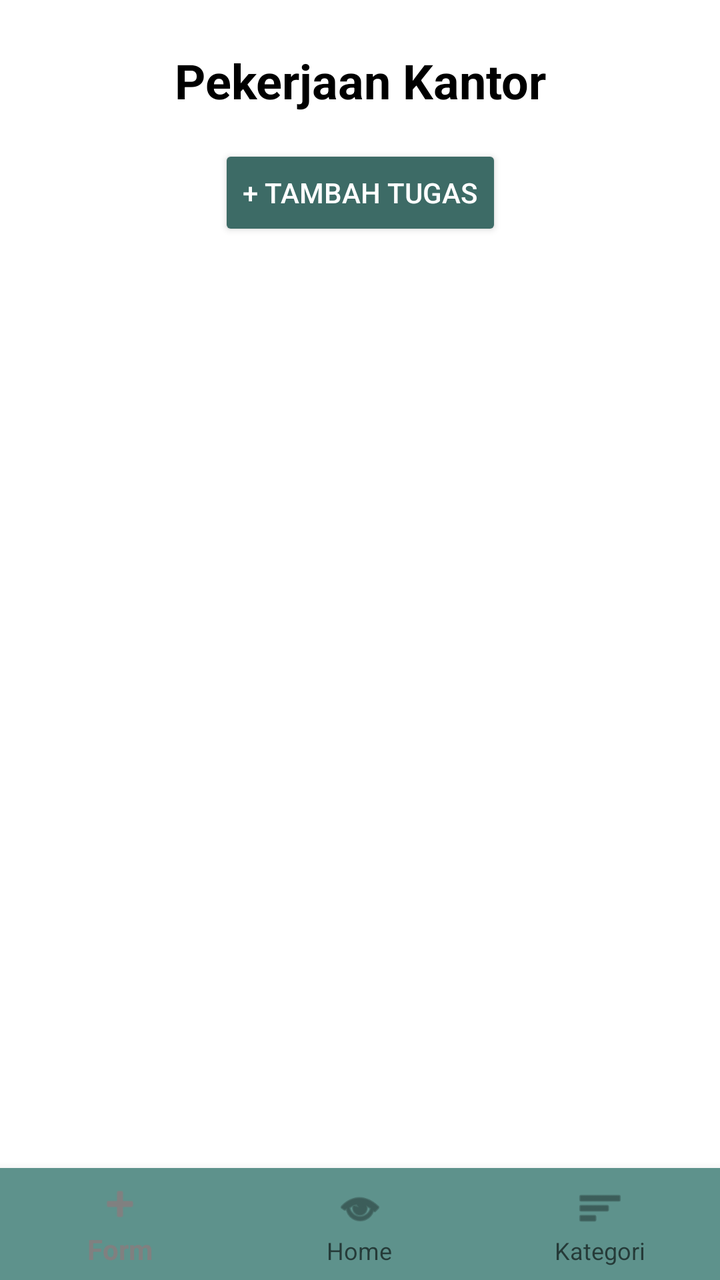
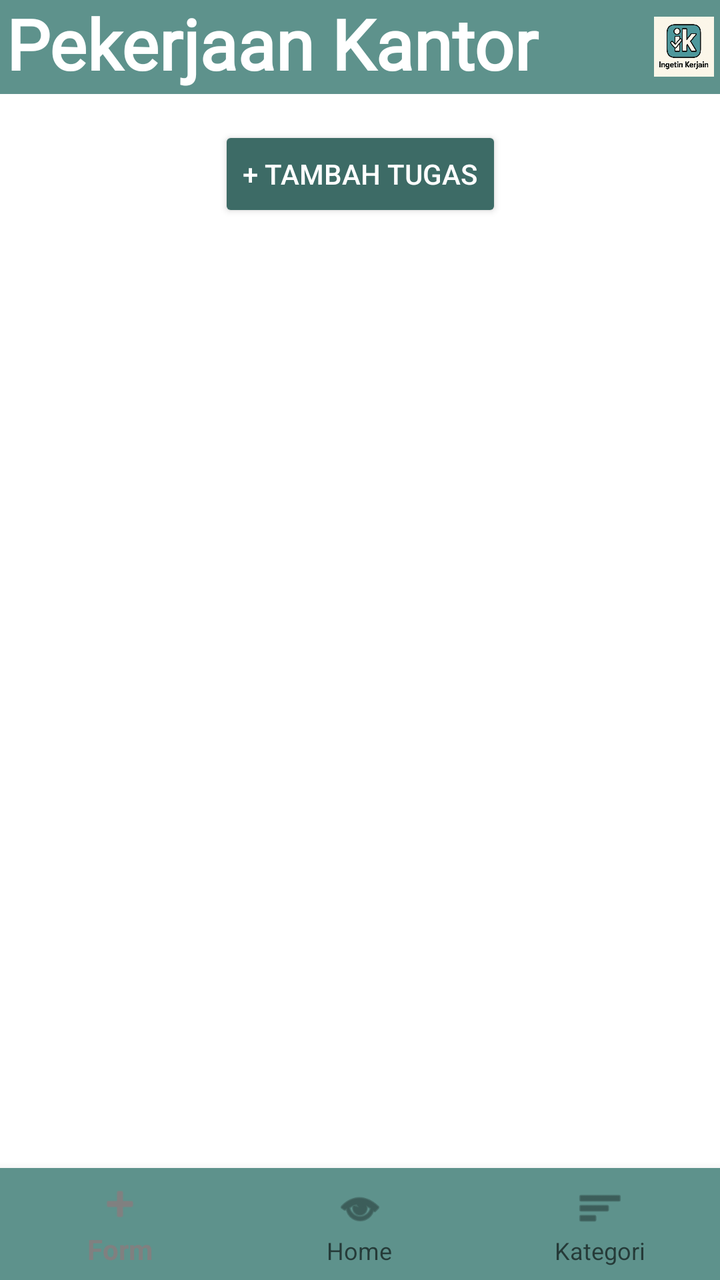

Before-and-after screenshots of an Android layout around one commit, followed by the original layout XML and the change that was made.
<!-- AndroidManifest.xml: application theme Theme.Tugas3kelompok -->
<!-- res/layout/activity_kantor.xml -->
<?xml version="1.0" encoding="utf-8"?>
<androidx.constraintlayout.widget.ConstraintLayout
    xmlns:android="http://schemas.android.com/apk/res/android"
    xmlns:app="http://schemas.android.com/apk/res-auto"
    android:layout_width="match_parent"
    android:layout_height="match_parent"
    android:background="@color/white">

    <TextView
        android:id="@+id/tvTitleKantor"
        android:layout_width="wrap_content"
        android:layout_height="wrap_content"
        android:text="Pekerjaan Kantor"
        android:textSize="24sp"
        android:textStyle="bold"
        android:textColor="@color/black"
        app:layout_constraintTop_toTopOf="parent"
        app:layout_constraintStart_toStartOf="parent"
        app:layout_constraintEnd_toEndOf="parent"
        android:layout_marginTop="24dp" />

    <Button
        android:id="@+id/btnAddTask"
        android:layout_width="wrap_content"
        android:layout_height="wrap_content"
        android:text="+ Tambah Tugas"
        android:textColor="@color/white"
        android:backgroundTint="#3D6B66"
        android:padding="12dp"
        android:layout_marginTop="16dp"
        app:layout_constraintTop_toBottomOf="@id/tvTitleKantor"
        app:layout_constraintStart_toStartOf="parent"
        app:layout_constraintEnd_toEndOf="parent" />

    <ListView
        android:id="@+id/taskListView"
        android:layout_width="0dp"
        android:layout_height="0dp"
        android:layout_marginTop="16dp"
        android:layout_marginStart="16dp"
        android:layout_marginEnd="16dp"
        android:layout_marginBottom="80dp"
        android:divider="@android:color/transparent"
        android:dividerHeight="8dp"
        app:layout_constraintTop_toBottomOf="@id/btnAddTask"
        app:layout_constraintStart_toStartOf="parent"
        app:layout_constraintEnd_toEndOf="parent"
        app:layout_constraintBottom_toTopOf="@id/bottomNav" />

    <com.google.android.material.bottomnavigation.BottomNavigationView
        android:id="@+id/bottomNav"
        android:layout_width="match_parent"
        android:layout_height="wrap_content"
        android:background="#5e928c"
        app:menu="@menu/bottom_nav_menu"
        app:layout_constraintBottom_toBottomOf="parent"
        app:layout_constraintStart_toStartOf="parent"
        app:layout_constraintEnd_toEndOf="parent" />

</androidx.constraintlayout.widget.ConstraintLayout>
<!-- resources referenced by this layout -->
<resources>
  <color name="black">#000000</color>
  <color name="white">#FFFFFF</color>
  <style name="Theme.Tugas3kelompok" parent="Theme.AppCompat.Light.NoActionBar">
          <item name="colorPrimary">#808080</item>
          <item name="colorPrimaryDark">#808080</item>
          <item name="colorAccent">#808080</item>
          <item name="android:windowLightStatusBar">true</item>
          <item name="android:statusBarColor">#808080</item>
      </style>
</resources>

<!-- the commit's change to res/layout/activity_kantor.xml (unified diff, before → after) -->
@@ -6,18 +6,38 @@
     android:layout_height="match_parent"
     android:background="@color/white">
 
-    <TextView
-        android:id="@+id/tvTitleKantor"
-        android:layout_width="wrap_content"
+    <LinearLayout
+        android:id="@+id/navbar"
+        android:layout_width="match_parent"
         android:layout_height="wrap_content"
-        android:text="Pekerjaan Kantor"
-        android:textSize="24sp"
-        android:textStyle="bold"
-        android:textColor="@color/black"
-        app:layout_constraintTop_toTopOf="parent"
-        app:layout_constraintStart_toStartOf="parent"
-        app:layout_constraintEnd_toEndOf="parent"
-        android:layout_marginTop="24dp" />
+        android:background="#5e928c"
+        android:orientation="horizontal"
+        android:padding="3dp"
+        android:gravity="center_vertical"
+        app:layout_constraintTop_toTopOf="parent">
+
+        <TextView
+            android:id="@+id/tvNavbar"
+            android:layout_width="0dp"
+            android:layout_height="wrap_content"
+            android:layout_weight="1"
+            android:text="Pekerjaan Kantor"
+            android:textColor="#FFFFFF"
+            android:textSize="35sp"
+            android:textStyle="bold"
+            android:fontFamily="@font/urbansketchreguler"
+            android:includeFontPadding="false"
+            android:letterSpacing="0"
+            android:lineSpacingExtra="0dp"/>
+
+
+        <ImageView
+            android:id="@+id/imgLogo"
+            android:layout_width="30dp"
+            android:layout_height="30dp"
+            android:src="@mipmap/ingetinkerjain_foreground"
+            android:contentDescription="@string/logo" />
+    </LinearLayout>
 
     <Button
         android:id="@+id/btnAddTask"
@@ -28,7 +48,7 @@
         android:backgroundTint="#3D6B66"
         android:padding="12dp"
         android:layout_marginTop="16dp"
-        app:layout_constraintTop_toBottomOf="@id/tvTitleKantor"
+        app:layout_constraintTop_toBottomOf="@id/navbar"
         app:layout_constraintStart_toStartOf="parent"
         app:layout_constraintEnd_toEndOf="parent" />
 
<!-- resource entries referenced after the edit -->
@@ -1,7 +1,8 @@
 <!-- resources referenced by this layout -->
 <resources>
-  <color name="black">#000000</color>
   <color name="white">#FFFFFF</color>
+  <!-- mipmap ingetinkerjain_foreground: webp bitmap (mipmap-hdpi, 14022 bytes) -->
+  <string name="logo">Logo</string>
   <style name="Theme.Tugas3kelompok" parent="Theme.AppCompat.Light.NoActionBar">
           <item name="colorPrimary">#808080</item>
           <item name="colorPrimaryDark">#808080</item>
